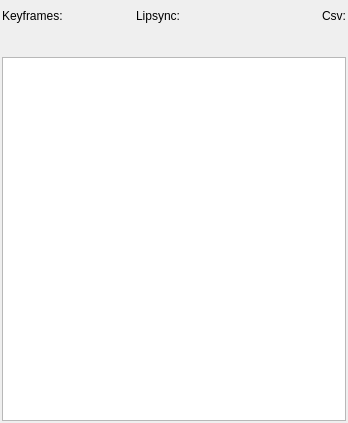
First picture: the form in app/ui/xsheet.ui, repository pencil2d/pencil, before the edit.
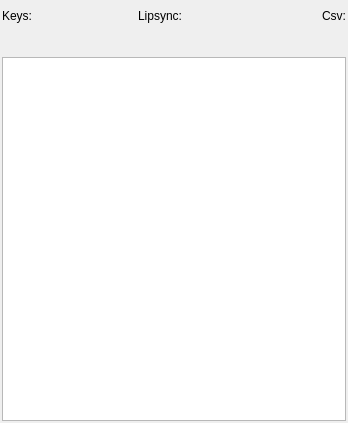
Second picture: the form after the edit. Icons and pictures are not drawn.

Commit message: Ui enhanced. Less waste area.

Diff of the .ui file:
```diff
--- a/app/ui/xsheet.ui
+++ b/app/ui/xsheet.ui
@@ -38,12 +38,15 @@
         <item>
          <widget class="QLabel" name="labKeyframes">
           <property name="text">
-           <string>Keyframes:</string>
+           <string>Keys:</string>
           </property>
          </widget>
         </item>
         <item>
          <layout class="QHBoxLayout" name="horizontalLayout_2">
+          <property name="spacing">
+           <number>0</number>
+          </property>
           <item>
            <widget class="QPushButton" name="btnAddFrame">
             <property name="maximumSize">
@@ -90,6 +93,19 @@
             </property>
            </widget>
           </item>
+          <item>
+           <spacer name="horizontalSpacer_3">
+            <property name="orientation">
+             <enum>Qt::Horizontal</enum>
+            </property>
+            <property name="sizeHint" stdset="0">
+             <size>
+              <width>40</width>
+              <height>20</height>
+             </size>
+            </property>
+           </spacer>
+          </item>
          </layout>
         </item>
        </layout>
@@ -118,6 +134,9 @@
         </item>
         <item>
          <layout class="QHBoxLayout" name="horizontalLayout">
+          <property name="spacing">
+           <number>0</number>
+          </property>
           <item>
            <widget class="QPushButton" name="btnSave">
             <property name="maximumSize">
@@ -210,6 +229,19 @@
             </property>
            </widget>
           </item>
+          <item>
+           <spacer name="horizontalSpacer_4">
+            <property name="orientation">
+             <enum>Qt::Horizontal</enum>
+            </property>
+            <property name="sizeHint" stdset="0">
+             <size>
+              <width>40</width>
+              <height>20</height>
+             </size>
+            </property>
+           </spacer>
+          </item>
          </layout>
         </item>
        </layout>
```
